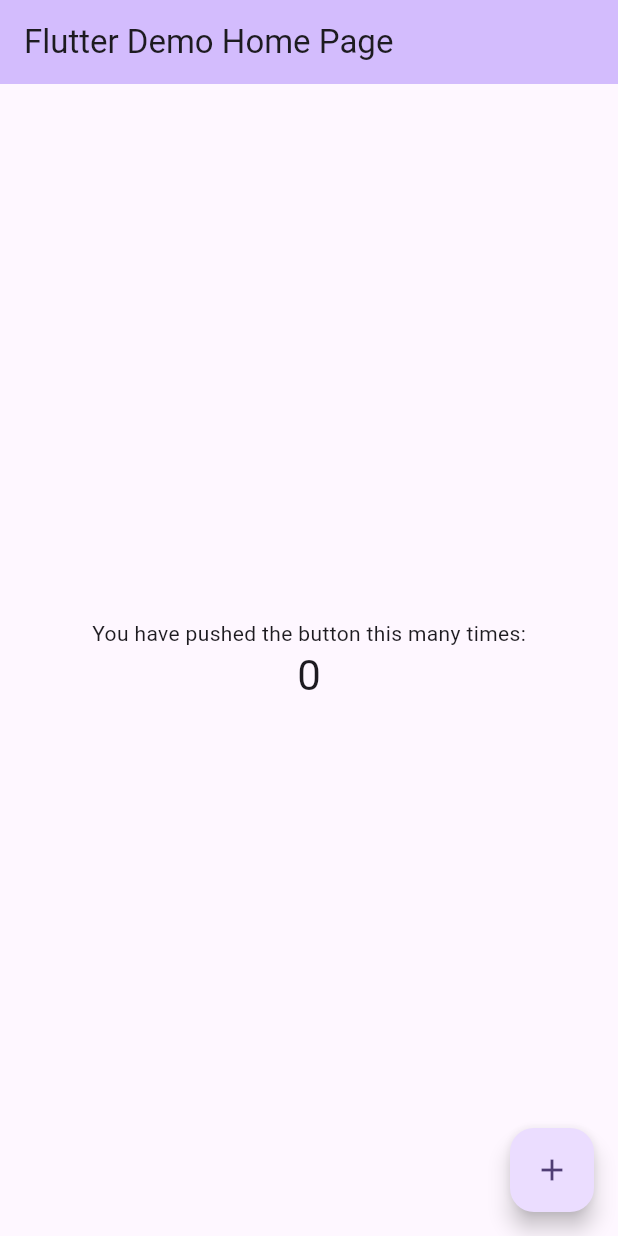
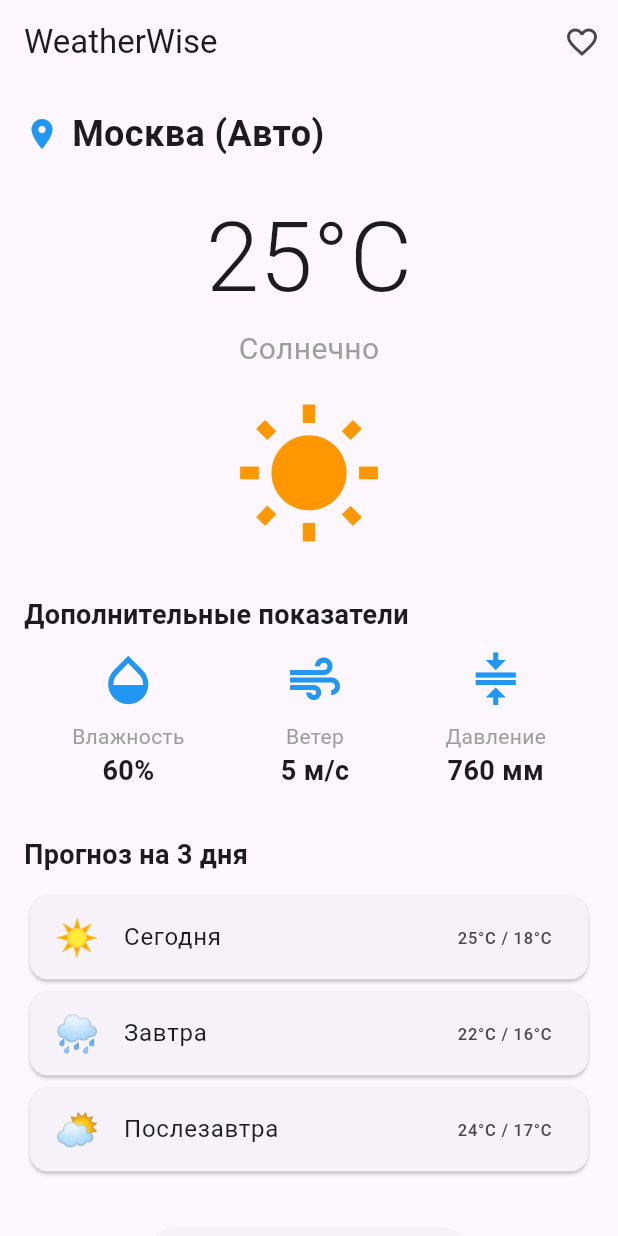
Before and after one commit to okuneva12/WeatherWise, a Flutter app: the screen it shows after launch, on a phone screen of 412 x 824 dp. Run offline on Flutter 3.47's test engine with Material 3 defaults, Android fonts, the phone set to English and light mode, and no system bars.

Commit message:
ЛР4: Верстка экранов HomeScreen и FavoritesScreen

```diff
--- a/lib/main.dart
+++ b/lib/main.dart
@@ -1,125 +1,22 @@
 import 'package:flutter/material.dart';
+import 'screens/home_screen.dart';
+import 'screens/favorites_screen.dart';
 
 void main() {
-  runApp(const MyApp());
+  runApp(const MainApp());
 }
 
-class MyApp extends StatelessWidget {
-  const MyApp({super.key});
+class MainApp extends StatelessWidget {
+  const MainApp({super.key});
 
-  // This widget is the root of your application.
   @override
   Widget build(BuildContext context) {
     return MaterialApp(
-      title: 'Flutter Demo',
+      title: 'WeatherWise',
       theme: ThemeData(
-        // This is the theme of your application.
-        //
-        // TRY THIS: Try running your application with "flutter run". You'll see
-        // the application has a purple toolbar. Then, without quitting the app,
-        // try changing the seedColor in the colorScheme below to Colors.green
-        // and then invoke "hot reload" (save your changes or press the "hot
-        // reload" button in a Flutter-supported IDE, or press "r" if you used
-        // the command line to start the app).
-        //
-        // Notice that the counter didn't reset back to zero; the application
-        // state is not lost during the reload. To reset the state, use hot
-        // restart instead.
-        //
-        // This works for code too, not just values: Most code changes can be
-        // tested with just a hot reload.
-        colorScheme: ColorScheme.fromSeed(seedColor: Colors.deepPurple),
-        useMaterial3: true,
+        primarySwatch: Colors.blue,
       ),
-      home: const MyHomePage(title: 'Flutter Demo Home Page'),
+      home: const HomeScreen(),
     );
   }
 }
-
-class MyHomePage extends StatefulWidget {
-  const MyHomePage({super.key, required this.title});
-
-  // This widget is the home page of your application. It is stateful, meaning
-  // that it has a State object (defined below) that contains fields that affect
-  // how it looks.
-
-  // This class is the configuration for the state. It holds the values (in this
-  // case the title) provided by the parent (in this case the App widget) and
-  // used by the build method of the State. Fields in a Widget subclass are
-  // always marked "final".
-
-  final String title;
-
-  @override
-  State<MyHomePage> createState() => _MyHomePageState();
-}
-
-class _MyHomePageState extends State<MyHomePage> {
-  int _counter = 0;
-
-  void _incrementCounter() {
-    setState(() {
-      // This call to setState tells the Flutter framework that something has
-      // changed in this State, which causes it to rerun the build method below
-      // so that the display can reflect the updated values. If we changed
-      // _counter without calling setState(), then the build method would not be
-      // called again, and so nothing would appear to happen.
-      _counter++;
-    });
-  }
-
-  @override
-  Widget build(BuildContext context) {
-    // This method is rerun every time setState is called, for instance as done
-    // by the _incrementCounter method above.
-    //
-    // The Flutter framework has been optimized to make rerunning build methods
-    // fast, so that you can just rebuild anything that needs updating rather
-    // than having to individually change instances of widgets.
-    return Scaffold(
-      appBar: AppBar(
-        // TRY THIS: Try changing the color here to a specific color (to
-        // Colors.amber, perhaps?) and trigger a hot reload to see the AppBar
-        // change color while the other colors stay the same.
-        backgroundColor: Theme.of(context).colorScheme.inversePrimary,
-        // Here we take the value from the MyHomePage object that was created by
-        // the App.build method, and use it to set our appbar title.
-        title: Text(widget.title),
-      ),
-      body: Center(
-        // Center is a layout widget. It takes a single child and positions it
-        // in the middle of the parent.
-        child: Column(
-          // Column is also a layout widget. It takes a list of children and
-          // arranges them vertically. By default, it sizes itself to fit its
-          // children horizontally, and tries to be as tall as its parent.
-          //
-          // Column has various properties to control how it sizes itself and
-          // how it positions its children. Here we use mainAxisAlignment to
-          // center the children vertically; the main axis here is the vertical
-          // axis because Columns are vertical (the cross axis would be
-          // horizontal).
-          //
-          // TRY THIS: Invoke "debug painting" (choose the "Toggle Debug Paint"
-          // action in the IDE, or press "p" in the console), to see the
-          // wireframe for each widget.
-          mainAxisAlignment: MainAxisAlignment.center,
-          children: <Widget>[
-            const Text(
-              'You have pushed the button this many times:',
-            ),
-            Text(
-              '$_counter',
-              style: Theme.of(context).textTheme.headlineMedium,
-            ),
-          ],
-        ),
-      ),
-      floatingActionButton: FloatingActionButton(
-        onPressed: _incrementCounter,
-        tooltip: 'Increment',
-        child: const Icon(Icons.add),
-      ), // This trailing comma makes auto-formatting nicer for build methods.
-    );
-  }
-}
--- /dev/null
+++ b/lib/screens/home_screen.dart
@@ -0,0 +1,147 @@
+import 'package:flutter/material.dart';
+
+class HomeScreen extends StatelessWidget {
+  const HomeScreen({super.key});
+
+  @override
+  Widget build(BuildContext context) {
+    return Scaffold(
+      appBar: AppBar(
+        title: const Text('WeatherWise'),
+        actions: [
+          IconButton(
+            icon: const Icon(Icons.favorite_border),
+            onPressed: () {
+              // Навигация будет в ЛР5
+            },
+          ),
+        ],
+      ),
+      body: SingleChildScrollView(
+        child: Padding(
+          padding: const EdgeInsets.all(16.0),
+          child: Column(
+            crossAxisAlignment: CrossAxisAlignment.start,
+            children: [
+              // Заголовок с городом
+              const Row(
+                children: [
+                  Icon(Icons.location_on, color: Colors.blue),
+                  SizedBox(width: 8),
+                  Text(
+                    'Москва (Авто)',
+                    style: TextStyle(
+                      fontSize: 24,
+                      fontWeight: FontWeight.bold,
+                    ),
+                  ),
+                ],
+              ),
+              const SizedBox(height: 20),
+
+              // Основная информация о погоде
+              Center(
+                child: Column(
+                  children: [
+                    const Text(
+                      '25°C',
+                      style: TextStyle(
+                        fontSize: 64,
+                        fontWeight: FontWeight.w300,
+                      ),
+                    ),
+                    const Text(
+                      'Солнечно',
+                      style: TextStyle(fontSize: 20, color: Colors.grey),
+                    ),
+                    const SizedBox(height: 20),
+                    Icon(Icons.wb_sunny, size: 100, color: Colors.orange),
+                  ],
+                ),
+              ),
+              const SizedBox(height: 30),
+
+              // Дополнительные показатели
+              const Text(
+                'Дополнительные показатели',
+                style: TextStyle(fontSize: 18, fontWeight: FontWeight.bold),
+              ),
+              const SizedBox(height: 10),
+              Row(
+                mainAxisAlignment: MainAxisAlignment.spaceAround,
+                children: [
+                  _buildWeatherIndicator('Влажность', '60%', Icons.opacity),
+                  _buildWeatherIndicator('Ветер', '5 м/с', Icons.air),
+                  _buildWeatherIndicator('Давление', '760 мм', Icons.compress),
+                ],
+              ),
+              const SizedBox(height: 30),
+
+              // Прогноз на 3 дня
+              const Text(
+                'Прогноз на 3 дня',
+                style: TextStyle(fontSize: 18, fontWeight: FontWeight.bold),
+              ),
+              const SizedBox(height: 10),
+              Column(
+                children: [
+                  _buildForecastItem('Сегодня', '☀️', '25°C', '18°C'),
+                  _buildForecastItem('Завтра', '🌧️', '22°C', '16°C'),
+                  _buildForecastItem('Послезавтра', '⛅', '24°C', '17°C'),
+                ],
+              ),
+              const SizedBox(height: 30),
+
+              // Кнопки действий
+              Center(
+                child: Column(
+                  children: [
+                    ElevatedButton.icon(
+                      icon: const Icon(Icons.favorite_border),
+                      label: const Text('Добавить в избранное'),
+                      onPressed: () {},
+                    ),
+                    const SizedBox(height: 10),
+                    ElevatedButton(
+                      onPressed: () {},
+                      child: const Text('Перейти к избранным'),
+                    ),
+                  ],
+                ),
+              ),
+            ],
+          ),
+        ),
+      ),
+    );
+  }
+
+  // Виджет для показателей погоды
+  Widget _buildWeatherIndicator(String title, String value, IconData icon) {
+    return Column(
+      children: [
+        Icon(icon, size: 40, color: Colors.blue),
+        const SizedBox(height: 8),
+        Text(
+          title,
+          style: const TextStyle(fontSize: 14, color: Colors.grey),
+        ),
+        Text(
+          value,
+          style: const TextStyle(fontSize: 18, fontWeight: FontWeight.bold),
+        ),
+      ],
+    );
+  }
+
+  // Виджет для элемента прогноза
+  Widget _buildForecastItem(String day, String emoji, String high, String low) {
+    return Card(
+      child: ListTile(
+        leading: Text(emoji, style: const TextStyle(fontSize: 24)),
+        title: Text(day),
+        trailing: Text('$high / $low'),
+      ),
+    );
+  }
+}
```
Also changed, not shown: lib/screens/favorites_screen.dart (added, +78 -0 lines).
